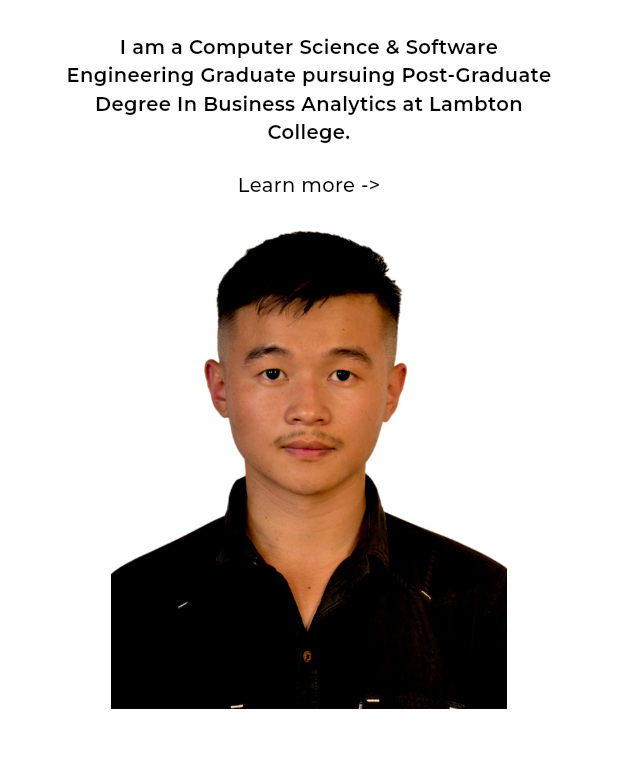
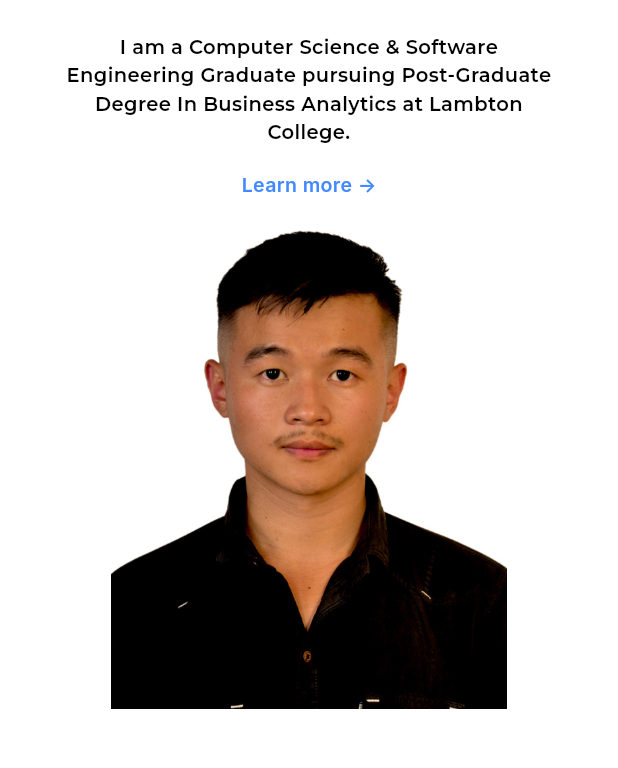
Before and after one commit to Prabesh789/Website, a Flutter app: the screen it shows after launch, after a tap on "Learn more ->", on a phone screen of 412 x 824 dp, the part 371-1139 px from its top. Run offline on Flutter 3.47's test engine with Material 3 defaults, Android fonts, the light colour scheme and no system bars; drawn by our look-alikes of scrollable_positioned_list; our stand-ins replace auto_route, flutter_svg, google_fonts, responsive_builder; missing offline and left inert: font_awesome_icon_class.

Commit message:
update: text updated

```diff
--- a/lib/presentation/views/desktop_view/about/about_section.dart
+++ b/lib/presentation/views/desktop_view/about/about_section.dart
@@ -88,8 +88,7 @@ class _AboutSectionState extends State<AboutSection> {
             child: SizedBox(
               width: width * 0.5,
               child: Text(
-                "My current goal is to deepen my knowledge in Machine Learning, Deep Learning, Data Structures & Algorithms, "
-                "Computer Architecture, and Business Analytics, while continuing my journey in Mobile App Development. "
+                "My current goal is to deepen my knowledge in Business/Data Analytics, while continuing my journey in Mobile App Development. "
                 "I aim to integrate these technologies to develop innovative, data-driven solutions that solve real-world problems.",
                 style: GoogleFonts.lato(
                   fontSize: MediaQuery.of(context).size.width > 760 ? 16 : 13,
--- a/lib/presentation/views/mobille_view/mobile_about_section/mobile_about_section.dart
+++ b/lib/presentation/views/mobille_view/mobile_about_section/mobile_about_section.dart
@@ -89,8 +89,7 @@ class _MobileAboutSectionState extends State<MobileAboutSection> {
             child: SizedBox(
               width: width * 0.8,
               child: Text(
-                "My current goal is to deepen my knowledge in Machine Learning, Deep Learning, Data Structures & Algorithms, "
-                "Computer Architecture, and Business Analytics, while continuing my journey in Mobile App Development. "
+                "My current goal is to deepen my knowledge Business/Data Analytics, while continuing my journey in Mobile App Development. "
                 "I aim to integrate these technologies to develop innovative, data-driven solutions that solve real-world problems.",
                 style: GoogleFonts.lato(
                   fontSize: 14,
--- a/lib/presentation/views/mobille_view/mobile_home_section/mobile_home_screen.dart
+++ b/lib/presentation/views/mobille_view/mobile_home_section/mobile_home_screen.dart
@@ -194,7 +194,14 @@ class _OverviewState extends State<Overview>
               duration: Duration(seconds: 1),
             );
           },
-          child: Text("Learn more ->", style: TextStyle(fontSize: 13)),
+          child: Text(
+            "Learn more ->",
+            style: GoogleFonts.inter(
+              fontSize: 13,
+              fontWeight: FontWeight.w600,
+              color: Colors.blueAccent,
+            ),
+          ),
         ),
       ],
     );
```
